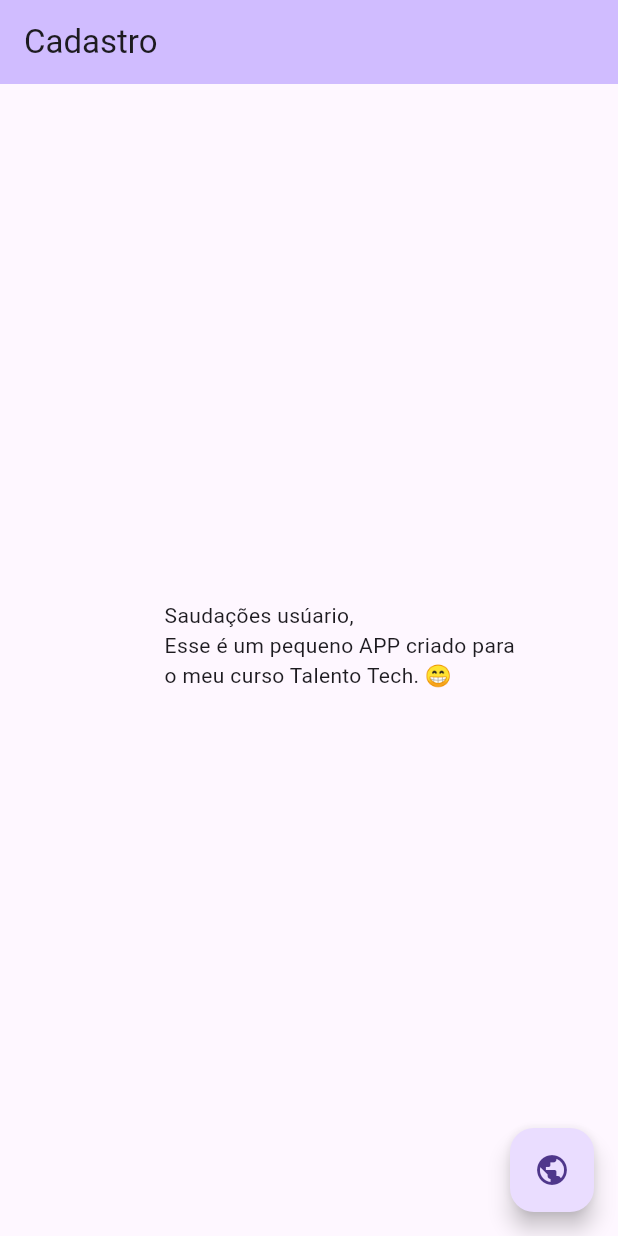
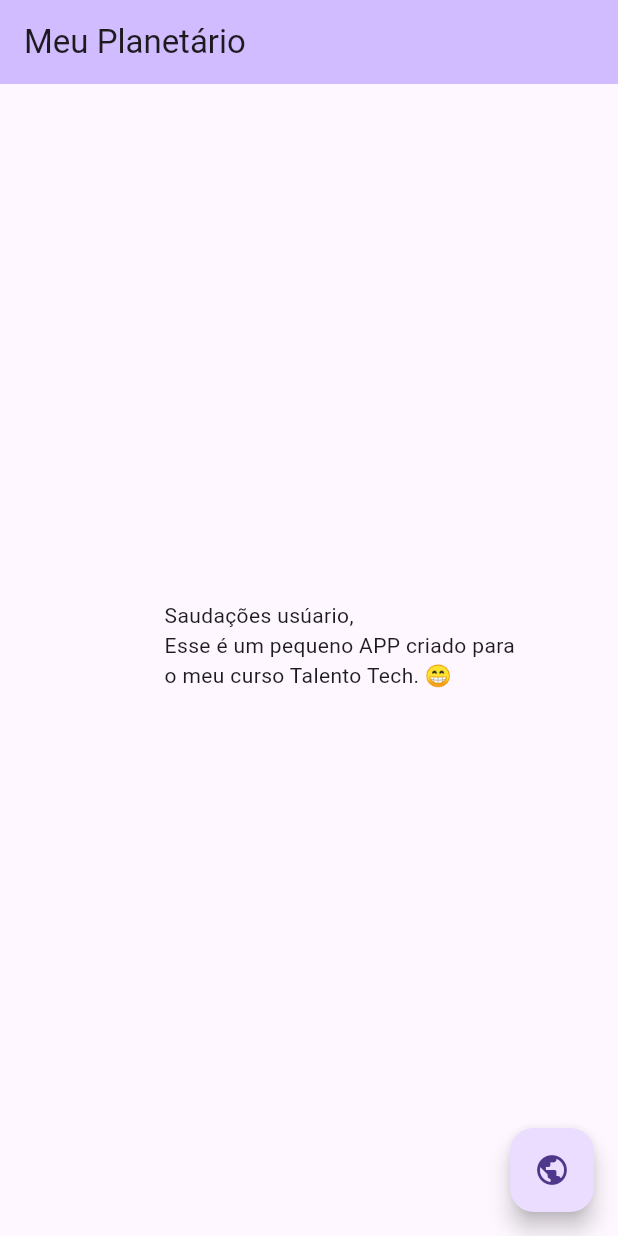
Before and after one commit to AnuTech001/Planetario, a Flutter app: the screen it shows after launch, on a phone screen of 412 x 824 dp. Run offline on Flutter 3.47's test engine with Material 3 defaults, Android fonts, the phone set to English and light mode, and no system bars; our stand-ins replace sqflite; accounts and stored records are empty.

Commit message:
Sei lá, mas tá pedindo pra subir as atualizações

```diff
--- a/lib/main.dart
+++ b/lib/main.dart
@@ -20,7 +20,7 @@ class MyApp extends StatelessWidget {
       ),
       // Define a página inicial do aplicativo
       home: const MyHomePage(
-        title: 'Cadastro',
+        title: 'Meu Planetário',
       ),
     );
   }
```
